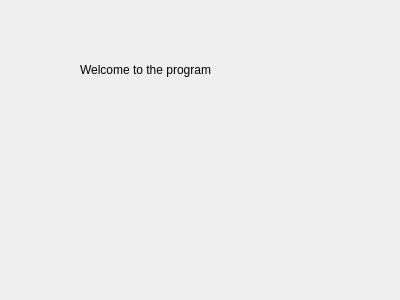
Above: secdialog.ui from natakra/PasswordSafe before the change. Below: the same form after it.
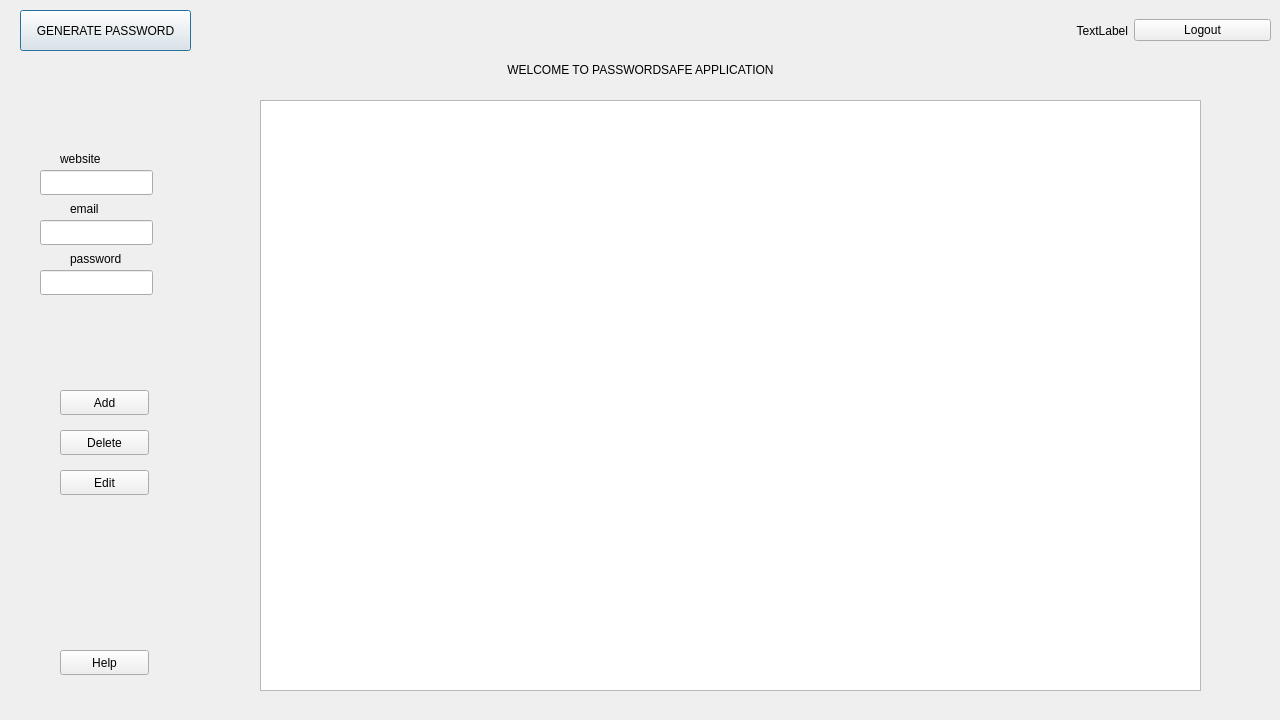
That is the form after the change.

```diff
--- a/secdialog.ui
+++ b/secdialog.ui
@@ -6,24 +6,224 @@
    <rect>
     <x>0</x>
     <y>0</y>
-    <width>400</width>
-    <height>300</height>
+    <width>1280</width>
+    <height>720</height>
    </rect>
   </property>
+  <property name="minimumSize">
+   <size>
+    <width>1280</width>
+    <height>720</height>
+   </size>
+  </property>
+  <property name="maximumSize">
+   <size>
+    <width>1280</width>
+    <height>720</height>
+   </size>
+  </property>
   <property name="windowTitle">
    <string>Dialog</string>
   </property>
   <widget class="QLabel" name="label">
    <property name="geometry">
     <rect>
-     <x>80</x>
+     <x>0</x>
      <y>60</y>
-     <width>241</width>
+     <width>1281</width>
      <height>20</height>
     </rect>
    </property>
    <property name="text">
-    <string>Welcome to the program</string>
+    <string>WELCOME TO PASSWORDSAFE APPLICATION</string>
+   </property>
+   <property name="alignment">
+    <set>Qt::AlignCenter</set>
+   </property>
+  </widget>
+  <widget class="QPushButton" name="passwordrandom">
+   <property name="geometry">
+    <rect>
+     <x>20</x>
+     <y>10</y>
+     <width>171</width>
+     <height>41</height>
+    </rect>
+   </property>
+   <property name="text">
+    <string>GENERATE PASSWORD</string>
+   </property>
+   <property name="autoDefault">
+    <bool>true</bool>
+   </property>
+   <property name="flat">
+    <bool>false</bool>
+   </property>
+  </widget>
+  <widget class="QWidget" name="horizontalLayoutWidget">
+   <property name="geometry">
+    <rect>
+     <x>990</x>
+     <y>10</y>
+     <width>281</width>
+     <height>41</height>
+    </rect>
+   </property>
+   <layout class="QHBoxLayout" name="horizontalLayout">
+    <item>
+     <widget class="QLabel" name="label_username">
+      <property name="layoutDirection">
+       <enum>Qt::LeftToRight</enum>
+      </property>
+      <property name="text">
+       <string>TextLabel</string>
+      </property>
+      <property name="alignment">
+       <set>Qt::AlignRight|Qt::AlignTrailing|Qt::AlignVCenter</set>
+      </property>
+     </widget>
+    </item>
+    <item>
+     <widget class="QPushButton" name="logout">
+      <property name="text">
+       <string>Logout</string>
+      </property>
+     </widget>
+    </item>
+   </layout>
+  </widget>
+  <widget class="QTableView" name="tableView">
+   <property name="geometry">
+    <rect>
+     <x>260</x>
+     <y>100</y>
+     <width>941</width>
+     <height>591</height>
+    </rect>
+   </property>
+   <property name="sortingEnabled">
+    <bool>true</bool>
+   </property>
+  </widget>
+  <widget class="QLabel" name="label_website">
+   <property name="geometry">
+    <rect>
+     <x>60</x>
+     <y>150</y>
+     <width>61</width>
+     <height>17</height>
+    </rect>
+   </property>
+   <property name="text">
+    <string>website</string>
+   </property>
+  </widget>
+  <widget class="QLabel" name="label_email">
+   <property name="geometry">
+    <rect>
+     <x>70</x>
+     <y>200</y>
+     <width>67</width>
+     <height>17</height>
+    </rect>
+   </property>
+   <property name="text">
+    <string>email</string>
+   </property>
+  </widget>
+  <widget class="QLabel" name="label_password">
+   <property name="geometry">
+    <rect>
+     <x>70</x>
+     <y>250</y>
+     <width>67</width>
+     <height>17</height>
+    </rect>
+   </property>
+   <property name="text">
+    <string>password</string>
+   </property>
+  </widget>
+  <widget class="QPushButton" name="pushButton_add">
+   <property name="geometry">
+    <rect>
+     <x>60</x>
+     <y>390</y>
+     <width>89</width>
+     <height>25</height>
+    </rect>
+   </property>
+   <property name="text">
+    <string>Add</string>
+   </property>
+  </widget>
+  <widget class="QPushButton" name="pushButton_delete">
+   <property name="geometry">
+    <rect>
+     <x>60</x>
+     <y>430</y>
+     <width>89</width>
+     <height>25</height>
+    </rect>
+   </property>
+   <property name="text">
+    <string>Delete</string>
+   </property>
+  </widget>
+  <widget class="QLineEdit" name="lineEdit_website">
+   <property name="geometry">
+    <rect>
+     <x>40</x>
+     <y>170</y>
+     <width>113</width>
+     <height>25</height>
+    </rect>
+   </property>
+  </widget>
+  <widget class="QLineEdit" name="lineEdit_email">
+   <property name="geometry">
+    <rect>
+     <x>40</x>
+     <y>220</y>
+     <width>113</width>
+     <height>25</height>
+    </rect>
+   </property>
+  </widget>
+  <widget class="QLineEdit" name="lineEdit_password">
+   <property name="geometry">
+    <rect>
+     <x>40</x>
+     <y>270</y>
+     <width>113</width>
+     <height>25</height>
+    </rect>
+   </property>
+  </widget>
+  <widget class="QPushButton" name="pushButton">
+   <property name="geometry">
+    <rect>
+     <x>60</x>
+     <y>470</y>
+     <width>89</width>
+     <height>25</height>
+    </rect>
+   </property>
+   <property name="text">
+    <string>Edit</string>
+   </property>
+  </widget>
+  <widget class="QPushButton" name="pushButton_2">
+   <property name="geometry">
+    <rect>
+     <x>60</x>
+     <y>650</y>
+     <width>89</width>
+     <height>25</height>
+    </rect>
+   </property>
+   <property name="text">
+    <string>Help</string>
    </property>
   </widget>
  </widget>
```
Left out of the diff: 2 changed lines with no effect on the pictures.
